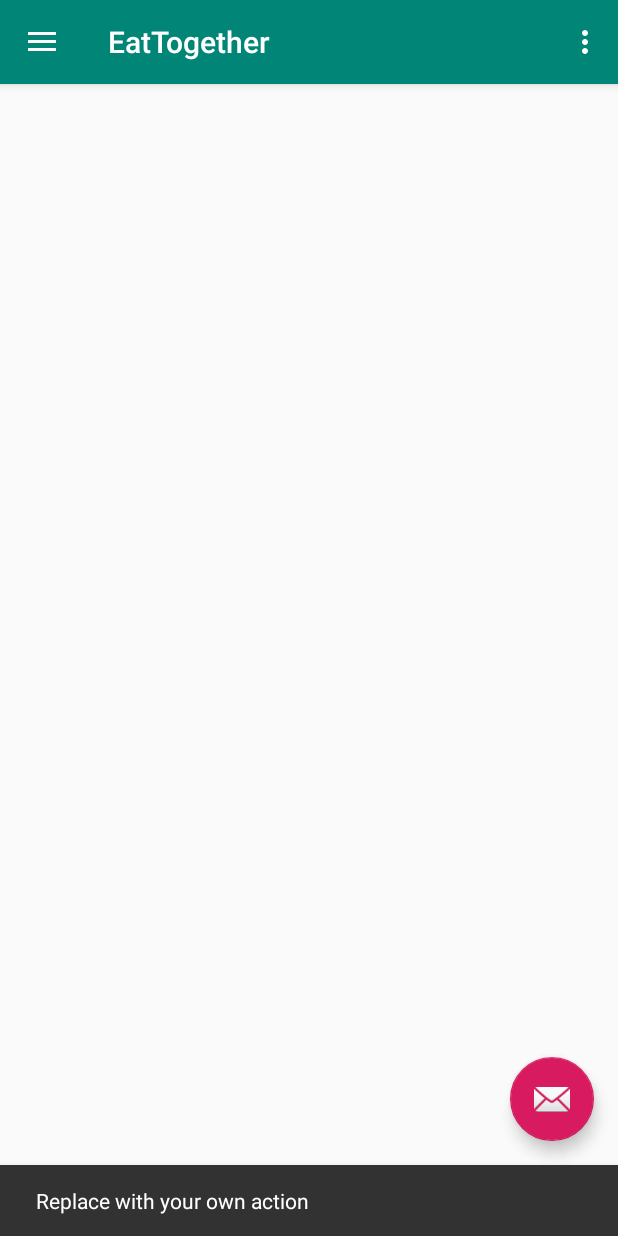
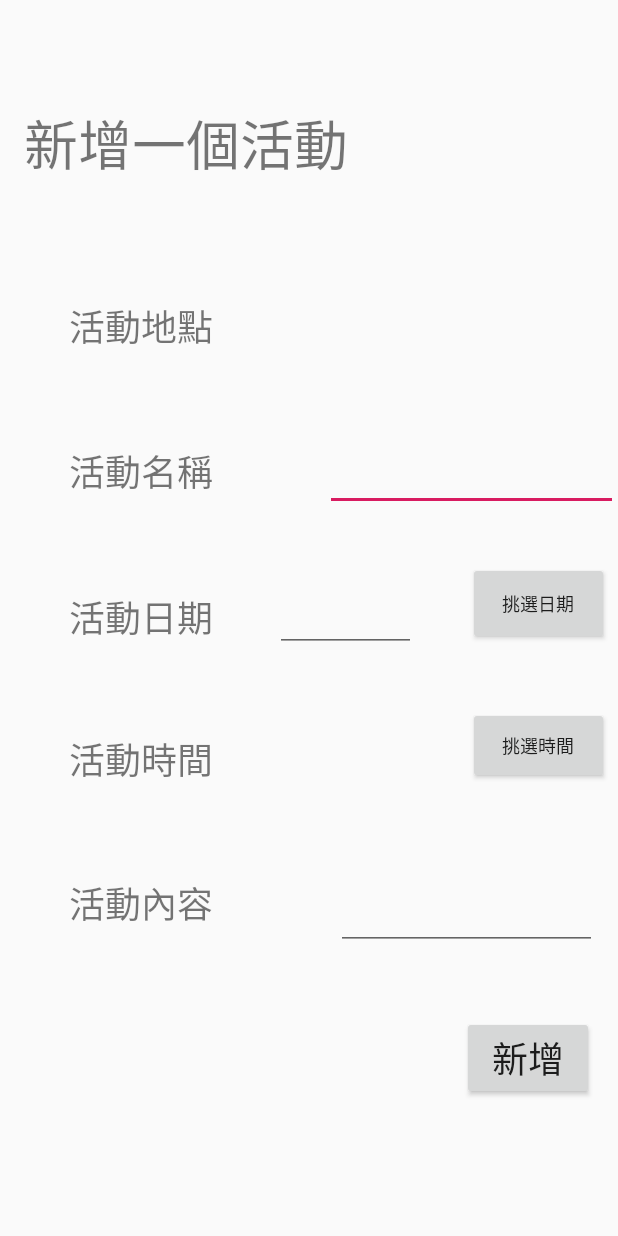
Before and after one commit to KamiMaki/innoserve24_07, an Android app: the EatTogether1_1 screen opened directly, with no data from a screen before it, after a tap on an icon or button, on a phone screen of 412 x 824 dp. Run offline under Robolectric (Android 15) with nearby library versions, the phone set to English and light mode, and no system bars.

Commit message:
add activity

```diff
--- a/app/src/main/AndroidManifest.xml
+++ b/app/src/main/AndroidManifest.xml
@@ -13,7 +13,8 @@
         android:roundIcon="@mipmap/ic_launcher_round"
         android:supportsRtl="true"
         android:theme="@style/AppTheme">
-        <activity android:name=".PokemonGon"></activity>
+        <activity android:name=".EatTogether1_1_add_activity"></activity>
+        <activity android:name=".PokemonGon" />
 
         <meta-data
             android:name="com.google.android.geo.API_KEY"
--- a/app/src/main/java/com/example/innoserve24_07/EatTogether1_1.java
+++ b/app/src/main/java/com/example/innoserve24_07/EatTogether1_1.java
@@ -2,6 +2,7 @@ package com.example.innoserve24_07;
 
 import android.app.AlertDialog;
 import android.content.DialogInterface;
+import android.content.Intent;
 import android.graphics.Color;
 import android.os.Bundle;
 import android.support.design.widget.FloatingActionButton;
@@ -45,8 +46,9 @@ public class EatTogether1_1 extends AppCompatActivity
         fab.setOnClickListener(new View.OnClickListener() {
             @Override
             public void onClick(View view) {
-                Snackbar.make(view, "Replace with your own action", Snackbar.LENGTH_LONG)
-                        .setAction("Action", null).show();
+                Intent intent = new Intent();
+                intent.setClass(EatTogether1_1.this,EatTogether1_1_add_activity.class);
+                startActivity(intent);
             }
         });
         DrawerLayout drawer = findViewById(R.id.drawer_layout);
@@ -56,37 +58,8 @@ public class EatTogether1_1 extends AppCompatActivity
         drawer.addDrawerListener(toggle);
         toggle.syncState();
         navigationView.setNavigationItemSelectedListener(this);
+    }
 
-
-        Button beacon = (Button)findViewById(R.id.beacon);
-        beacon.setVisibility(View.VISIBLE);
-        beacon.setBackgroundColor(Color.TRANSPARENT);
-        beacon.setOnClickListener(listener);
-    }
-    private Button.OnClickListener listener=new Button.OnClickListener(){
-        @Override
-        public void onClick(View v){
-
-            if(v.getId()==R.id.beacon){
-                AlertDialog.Builder builder = new AlertDialog.Builder(EatTogether1_1.this);
-
-                builder.setTitle("打卡成功!!")
-                        .setIcon(R.mipmap.ic_launcher)
-                        .setMessage("今天依然健康呢!")
-                        .setPositiveButton("關閉", new DialogInterface.OnClickListener() {
-                            @Override
-                            public void onClick(DialogInterface dialog, int which) {
-
-                            }
-
-
-                        })
-                        .show();
-
-
-            }
-        }
-    };
 
     @Override
     public void onBackPressed() {
--- /dev/null
+++ b/app/src/main/java/com/example/innoserve24_07/EatTogether1_1_add_activity.java
@@ -0,0 +1,71 @@
+package com.example.innoserve24_07;
+
+import android.app.DatePickerDialog;
+import android.app.TimePickerDialog;
+import android.content.Intent;
+import android.support.v7.app.AppCompatActivity;
+import android.os.Bundle;
+import android.view.View;
+import android.widget.Button;
+import android.widget.DatePicker;
+import android.widget.EditText;
+import android.widget.TextView;
+import android.widget.TimePicker;
+
+import java.util.Calendar;
+
+public class EatTogether1_1_add_activity extends AppCompatActivity {
+    private EditText editDate;
+    private Button dateButton;
+    private TextView dateText;
+    @Override
+    protected void onCreate(Bundle savedInstanceState) {
+        super.onCreate(savedInstanceState);
+        setContentView(R.layout.activity_eat_together1_1_add_activity);
+        Button add = (Button)findViewById(R.id.add);
+        add.setOnClickListener(new View.OnClickListener() {
+            @Override
+            public void onClick(View view) {
+                Intent intent = new Intent();
+                intent.setClass(EatTogether1_1_add_activity.this,EatTogether1_1.class);
+                startActivity(intent);
+            }
+        });
+        editDate=(EditText)findViewById(R.id.editDate);
+        dateText = (TextView)findViewById(R.id.dateText);
+        dateButton = (Button)findViewById(R.id.dateButton);
+        dateButton.setOnClickListener(new View.OnClickListener(){
+            @Override
+            public void onClick(View view) {
+                // Use the current time as the default values for the picker
+                final Calendar c = Calendar.getInstance();
+                int hour = c.get(Calendar.HOUR_OF_DAY);
+                int minute = c.get(Calendar.MINUTE);
+                // Create a new instance of TimePickerDialog and return it
+                new TimePickerDialog(EatTogether1_1_add_activity.this, new TimePickerDialog.OnTimeSetListener(){
+
+                    @Override
+                    public void onTimeSet(TimePicker view, int hourOfDay, int minute) {
+                        dateText.setText(hourOfDay + ":" + minute);
+                    }
+                }, hour, minute, false).show();
+            }
+
+        });
+    }
+    public void datePicker(View v){
+        Calendar calendar= Calendar.getInstance();
+        int year=calendar.get(Calendar.YEAR);
+        int month = calendar.get(Calendar.MONTH);
+        int day=calendar.get(Calendar.DAY_OF_MONTH);
+        new DatePickerDialog(v.getContext(), new DatePickerDialog.OnDateSetListener() {
+            @Override
+            public void onDateSet(DatePicker view, int year, int month, int day){
+                String datetime=String.valueOf(year)+"-"+String.valueOf(month)+"-"+String.valueOf(day);
+                editDate.setText(datetime);
+            }
+        },year,month,day).show();
+    }
+
+
+}
--- /dev/null
+++ b/app/src/main/res/layout/activity_eat_together1_1_add_activity.xml
@@ -0,0 +1,178 @@
+<?xml version="1.0" encoding="utf-8"?>
+<android.support.constraint.ConstraintLayout xmlns:android="http://schemas.android.com/apk/res/android"
+    xmlns:app="http://schemas.android.com/apk/res-auto"
+    xmlns:tools="http://schemas.android.com/tools"
+    android:layout_width="match_parent"
+    android:layout_height="match_parent"
+    tools:context=".EatTogether1_1_add_activity">
+
+    <TextView
+        android:id="@+id/textView4"
+        android:layout_width="wrap_content"
+        android:layout_height="wrap_content"
+        android:text="新增一個活動"
+        android:textSize="36sp"
+        app:layout_constraintBottom_toBottomOf="parent"
+        app:layout_constraintEnd_toEndOf="parent"
+        app:layout_constraintHorizontal_bias="0.082"
+        app:layout_constraintStart_toStartOf="parent"
+        app:layout_constraintTop_toTopOf="parent"
+        app:layout_constraintVertical_bias="0.089" />
+
+    <TextView
+        android:id="@+id/textView9"
+        android:layout_width="wrap_content"
+        android:layout_height="45dp"
+        android:text="活動地點"
+        android:textSize="24sp"
+        app:layout_constraintBottom_toBottomOf="parent"
+        app:layout_constraintEnd_toEndOf="parent"
+        app:layout_constraintHorizontal_bias="0.146"
+        app:layout_constraintStart_toStartOf="parent"
+        app:layout_constraintTop_toTopOf="parent"
+        app:layout_constraintVertical_bias="0.256" />
+
+    <TextView
+        android:id="@+id/textView10"
+        android:layout_width="wrap_content"
+        android:layout_height="wrap_content"
+        android:text="活動名稱"
+        android:textSize="24sp"
+        app:layout_constraintBottom_toBottomOf="parent"
+        app:layout_constraintEnd_toEndOf="parent"
+        app:layout_constraintHorizontal_bias="0.146"
+        app:layout_constraintStart_toStartOf="parent"
+        app:layout_constraintTop_toTopOf="parent"
+        app:layout_constraintVertical_bias="0.376" />
+
+    <TextView
+        android:id="@+id/textView11"
+        android:layout_width="wrap_content"
+        android:layout_height="wrap_content"
+        android:text="活動時間"
+        android:textSize="24sp"
+        app:layout_constraintBottom_toBottomOf="parent"
+        app:layout_constraintEnd_toEndOf="parent"
+        app:layout_constraintHorizontal_bias="0.146"
+        app:layout_constraintStart_toStartOf="parent"
+        app:layout_constraintTop_toTopOf="parent"
+        app:layout_constraintVertical_bias="0.619" />
+
+    <TextView
+        android:id="@+id/textView12"
+        android:layout_width="wrap_content"
+        android:layout_height="wrap_content"
+        android:text="活動內容"
+        android:textSize="24sp"
+        app:layout_constraintBottom_toBottomOf="parent"
+        app:layout_constraintEnd_toEndOf="parent"
+        app:layout_constraintHorizontal_bias="0.146"
+        app:layout_constraintStart_toStartOf="parent"
+        app:layout_constraintTop_toTopOf="parent"
+        app:layout_constraintVertical_bias="0.741" />
+
+    <TextView
+        android:id="@+id/textDate"
+        android:layout_width="wrap_content"
+        android:layout_height="wrap_content"
+        android:text="活動日期"
+        android:textSize="24sp"
+        app:layout_constraintBottom_toBottomOf="parent"
+        app:layout_constraintEnd_toEndOf="parent"
+        app:layout_constraintHorizontal_bias="0.146"
+        app:layout_constraintStart_toStartOf="parent"
+        app:layout_constraintTop_toTopOf="parent"
+        app:layout_constraintVertical_bias="0.499" />
+
+    <Button
+        android:id="@+id/add"
+        android:layout_width="wrap_content"
+        android:layout_height="wrap_content"
+        android:text="新增"
+        android:textSize="24sp"
+        app:layout_constraintBottom_toBottomOf="parent"
+        app:layout_constraintEnd_toEndOf="parent"
+        app:layout_constraintHorizontal_bias="0.95"
+        app:layout_constraintStart_toStartOf="parent"
+        app:layout_constraintTop_toTopOf="parent"
+        app:layout_constraintVertical_bias="0.882" />
+
+    <EditText
+        android:id="@+id/editText"
+        android:layout_width="195dp"
+        android:layout_height="54dp"
+        android:ems="10"
+        android:inputType="textPersonName"
+        android:textSize="18sp"
+        app:layout_constraintBottom_toBottomOf="parent"
+        app:layout_constraintEnd_toEndOf="parent"
+        app:layout_constraintHorizontal_bias="1.0"
+        app:layout_constraintStart_toStartOf="parent"
+        app:layout_constraintTop_toTopOf="parent"
+        app:layout_constraintVertical_bias="0.372" />
+
+    <EditText
+        android:id="@+id/editText2"
+        android:layout_width="174dp"
+        android:layout_height="61dp"
+        android:ems="10"
+        android:inputType="textPersonName"
+        app:layout_constraintBottom_toBottomOf="parent"
+        app:layout_constraintEnd_toEndOf="parent"
+        app:layout_constraintHorizontal_bias="0.94"
+        app:layout_constraintStart_toStartOf="parent"
+        app:layout_constraintTop_toTopOf="parent"
+        app:layout_constraintVertical_bias="0.75" />
+
+    <EditText
+        android:id="@+id/editDate"
+        android:layout_width="94dp"
+        android:layout_height="45dp"
+        android:ems="10"
+        android:inputType="textPersonName"
+        android:textSize="12sp"
+        app:layout_constraintBottom_toBottomOf="parent"
+        app:layout_constraintEnd_toEndOf="parent"
+        app:layout_constraintHorizontal_bias="0.577"
+        app:layout_constraintStart_toStartOf="parent"
+        app:layout_constraintTop_toTopOf="parent" />
+
+    <Button
+        android:id="@+id/datePicker"
+        android:layout_width="94dp"
+        android:layout_height="55dp"
+        android:text="挑選日期"
+        android:onClick="datePicker"
+        android:textSize="12sp"
+        app:layout_constraintBottom_toBottomOf="parent"
+        app:layout_constraintEnd_toEndOf="parent"
+        app:layout_constraintHorizontal_bias="0.981"
+        app:layout_constraintStart_toStartOf="parent"
+        app:layout_constraintTop_toTopOf="parent"
+        app:layout_constraintVertical_bias="0.487" />
+
+    <TextView
+        android:id="@+id/dateText"
+        android:layout_width="wrap_content"
+        android:layout_height="wrap_content"
+        android:textSize="18sp"
+        app:layout_constraintBottom_toBottomOf="parent"
+        app:layout_constraintEnd_toEndOf="parent"
+        app:layout_constraintHorizontal_bias="0.543"
+        app:layout_constraintStart_toStartOf="parent"
+        app:layout_constraintTop_toTopOf="parent"
+        app:layout_constraintVertical_bias="0.612" />
+
+    <Button
+        android:id="@+id/dateButton"
+        android:layout_width="94dp"
+        android:layout_height="51dp"
+        android:text="挑選時間"
+        android:textSize="12sp"
+        app:layout_constraintBottom_toBottomOf="parent"
+        app:layout_constraintEnd_toEndOf="parent"
+        app:layout_constraintHorizontal_bias="0.981"
+        app:layout_constraintStart_toStartOf="parent"
+        app:layout_constraintTop_toTopOf="parent"
+        app:layout_constraintVertical_bias="0.61" />
+</android.support.constraint.ConstraintLayout>
--- a/app/src/main/res/layout/activity_layout2_1_point_market.xml
+++ b/app/src/main/res/layout/activity_layout2_1_point_market.xml
@@ -39,10 +39,10 @@
         android:scaleType="fitXY"
         app:layout_constraintBottom_toBottomOf="parent"
         app:layout_constraintEnd_toEndOf="parent"
-        app:layout_constraintHorizontal_bias="0.146"
+        app:layout_constraintHorizontal_bias="0.106"
         app:layout_constraintStart_toStartOf="parent"
         app:layout_constraintTop_toTopOf="parent"
-        app:layout_constraintVertical_bias="0.714"
+        app:layout_constraintVertical_bias="0.746"
         app:srcCompat="@drawable/c" />
 
     <ImageButton
--- a/app/src/main/res/layout/content_eat_together.xml
+++ b/app/src/main/res/layout/content_eat_together.xml
@@ -6,15 +6,4 @@
     android:layout_height="match_parent"
     app:layout_behavior="@string/appbar_scrolling_view_behavior"
     tools:context=".EatTogether1_1"
-    tools:showIn="@layout/app_bar_eat_together">
-
-    <Button
-        android:id="@+id/beacon"
-        android:layout_width="67dp"
-        android:layout_height="81dp"
-        app:layout_constraintBottom_toBottomOf="parent"
-        app:layout_constraintEnd_toEndOf="parent"
-        app:layout_constraintHorizontal_bias="0.953"
-        app:layout_constraintStart_toStartOf="parent"
-        app:layout_constraintTop_toTopOf="parent" />
-</android.support.constraint.ConstraintLayout>
+    tools:showIn="@layout/app_bar_eat_together"/>
```
Also changed, not shown: app/src/main/java/com/example/innoserve24_07/PokemonGon.java (+32 -0 lines), app/src/main/res/layout/activity_layout2_1.xml (+12 -9 lines), app/src/main/res/layout/activity_main.xml (+24 -20 lines), app/src/main/res/layout/activity_pokemon_gon.xml (+15 -3 lines).
